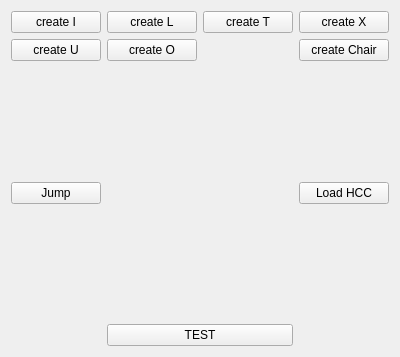
Above: foldabilizer/foldem_widget.ui from letienhung/fold-hcc before the change. Below: the same form after it.
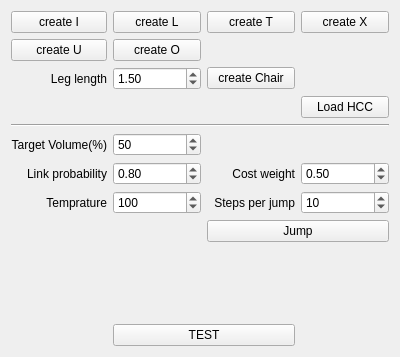
That is the form after the change.

Patch:
```diff
--- a/foldabilizer/foldem_widget.ui
+++ b/foldabilizer/foldem_widget.ui
@@ -27,6 +27,73 @@
   </property>
   <layout class="QGridLayout" name="gridLayout">
    <item row="4" column="0" colspan="4">
+    <widget class="Line" name="line">
+     <property name="orientation">
+      <enum>Qt::Horizontal</enum>
+     </property>
+    </widget>
+   </item>
+   <item row="2" column="1">
+    <widget class="QDoubleSpinBox" name="legLength">
+     <property name="minimum">
+      <double>1.000000000000000</double>
+     </property>
+     <property name="maximum">
+      <double>10.000000000000000</double>
+     </property>
+     <property name="singleStep">
+      <double>0.100000000000000</double>
+     </property>
+     <property name="value">
+      <double>1.500000000000000</double>
+     </property>
+    </widget>
+   </item>
+   <item row="2" column="0">
+    <widget class="QLabel" name="label">
+     <property name="text">
+      <string>Leg length</string>
+     </property>
+     <property name="alignment">
+      <set>Qt::AlignRight|Qt::AlignTrailing|Qt::AlignVCenter</set>
+     </property>
+    </widget>
+   </item>
+   <item row="2" column="2">
+    <widget class="QPushButton" name="createChair">
+     <property name="text">
+      <string>create Chair</string>
+     </property>
+    </widget>
+   </item>
+   <item row="3" column="3">
+    <widget class="QPushButton" name="load_hcc">
+     <property name="text">
+      <string>Load HCC</string>
+     </property>
+    </widget>
+   </item>
+   <item row="9" column="2" colspan="2">
+    <widget class="QPushButton" name="jumpButton">
+     <property name="text">
+      <string>Jump</string>
+     </property>
+    </widget>
+   </item>
+   <item row="7" column="1">
+    <widget class="QDoubleSpinBox" name="linkProbability">
+     <property name="maximum">
+      <double>1.000000000000000</double>
+     </property>
+     <property name="singleStep">
+      <double>0.100000000000000</double>
+     </property>
+     <property name="value">
+      <double>0.800000000000000</double>
+     </property>
+    </widget>
+   </item>
+   <item row="10" column="0" colspan="4">
     <spacer name="verticalSpacer_2">
      <property name="orientation">
       <enum>Qt::Vertical</enum>
@@ -60,40 +127,6 @@
      </property>
     </widget>
    </item>
-   <item row="1" column="3">
-    <widget class="QPushButton" name="createChair">
-     <property name="text">
-      <string>create Chair</string>
-     </property>
-    </widget>
-   </item>
-   <item row="3" column="0">
-    <widget class="QPushButton" name="jumpButton">
-     <property name="text">
-      <string>Jump</string>
-     </property>
-    </widget>
-   </item>
-   <item row="3" column="3">
-    <widget class="QPushButton" name="load_hcc">
-     <property name="text">
-      <string>Load HCC</string>
-     </property>
-    </widget>
-   </item>
-   <item row="2" column="0" colspan="4">
-    <spacer name="verticalSpacer">
-     <property name="orientation">
-      <enum>Qt::Vertical</enum>
-     </property>
-     <property name="sizeHint" stdset="0">
-      <size>
-       <width>20</width>
-       <height>40</height>
-      </size>
-     </property>
-    </spacer>
-   </item>
    <item row="0" column="2">
     <widget class="QPushButton" name="createT">
      <property name="text">
@@ -115,13 +148,118 @@
      </property>
     </widget>
    </item>
-   <item row="5" column="1" colspan="2">
+   <item row="11" column="1" colspan="2">
     <widget class="QPushButton" name="test">
      <property name="text">
       <string>TEST</string>
      </property>
     </widget>
    </item>
+   <item row="7" column="2">
+    <widget class="QLabel" name="label_4">
+     <property name="text">
+      <string>Cost weight</string>
+     </property>
+     <property name="alignment">
+      <set>Qt::AlignRight|Qt::AlignTrailing|Qt::AlignVCenter</set>
+     </property>
+    </widget>
+   </item>
+   <item row="7" column="3">
+    <widget class="QDoubleSpinBox" name="costWeight">
+     <property name="singleStep">
+      <double>0.100000000000000</double>
+     </property>
+     <property name="value">
+      <double>0.500000000000000</double>
+     </property>
+    </widget>
+   </item>
+   <item row="8" column="0">
+    <widget class="QLabel" name="label_3">
+     <property name="frameShape">
+      <enum>QFrame::NoFrame</enum>
+     </property>
+     <property name="text">
+      <string>Temprature</string>
+     </property>
+     <property name="alignment">
+      <set>Qt::AlignRight|Qt::AlignTrailing|Qt::AlignVCenter</set>
+     </property>
+    </widget>
+   </item>
+   <item row="7" column="0">
+    <widget class="QLabel" name="label_2">
+     <property name="text">
+      <string>Link probability</string>
+     </property>
+     <property name="alignment">
+      <set>Qt::AlignRight|Qt::AlignTrailing|Qt::AlignVCenter</set>
+     </property>
+    </widget>
+   </item>
+   <item row="8" column="1">
+    <widget class="QSpinBox" name="temprature">
+     <property name="minimum">
+      <number>1</number>
+     </property>
+     <property name="maximum">
+      <number>1000</number>
+     </property>
+     <property name="singleStep">
+      <number>10</number>
+     </property>
+     <property name="value">
+      <number>100</number>
+     </property>
+    </widget>
+   </item>
+   <item row="8" column="3">
+    <widget class="QSpinBox" name="stepsPerJump">
+     <property name="minimum">
+      <number>1</number>
+     </property>
+     <property name="maximum">
+      <number>100</number>
+     </property>
+     <property name="singleStep">
+      <number>10</number>
+     </property>
+     <property name="value">
+      <number>10</number>
+     </property>
+    </widget>
+   </item>
+   <item row="8" column="2">
+    <widget class="QLabel" name="dsfs">
+     <property name="text">
+      <string>Steps per jump</string>
+     </property>
+     <property name="alignment">
+      <set>Qt::AlignRight|Qt::AlignTrailing|Qt::AlignVCenter</set>
+     </property>
+    </widget>
+   </item>
+   <item row="6" column="0">
+    <widget class="QLabel" name="label_5">
+     <property name="text">
+      <string>Target Volume(%)</string>
+     </property>
+     <property name="alignment">
+      <set>Qt::AlignRight|Qt::AlignTrailing|Qt::AlignVCenter</set>
+     </property>
+    </widget>
+   </item>
+   <item row="6" column="1">
+    <widget class="QSpinBox" name="targetVolumePercentage">
+     <property name="singleStep">
+      <number>10</number>
+     </property>
+     <property name="value">
+      <number>50</number>
+     </property>
+    </widget>
+   </item>
   </layout>
  </widget>
  <resources/>
```
